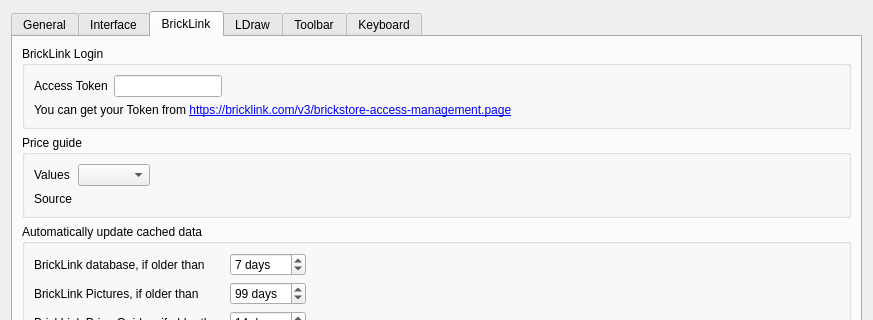
This is src/desktop/settingsdialog.ui in rgriebl/brickstore as Qt 5 draws it before an edit; both pictures show x 0 to 873 and y 0 to 320 of the 873 by 688 pixel window. The edited form follows.
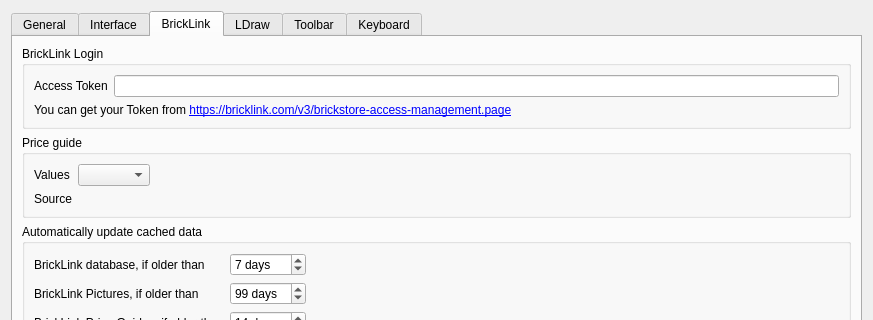
This is the edited form. Icons and pictures are not drawn.

Commit message: Make the token field read-only and validate its contents

```diff
--- a/src/desktop/settingsdialog.ui
+++ b/src/desktop/settingsdialog.ui
@@ -731,7 +731,7 @@
          </property>
          <layout class="QFormLayout" name="formLayout_9">
           <property name="fieldGrowthPolicy">
-           <enum>QFormLayout::FieldGrowthPolicy::FieldsStayAtSizeHint</enum>
+           <enum>QFormLayout::FieldGrowthPolicy::ExpandingFieldsGrow</enum>
           </property>
           <property name="formAlignment">
            <set>Qt::AlignmentFlag::AlignLeading|Qt::AlignmentFlag::AlignLeft|Qt::AlignmentFlag::AlignTop</set>
@@ -745,10 +745,16 @@
           </item>
           <item row="0" column="1">
            <widget class="QLineEdit" name="w_bl_accesstoken">
+            <property name="sizePolicy">
+             <sizepolicy hsizetype="Expanding" vsizetype="Fixed">
+              <horstretch>1</horstretch>
+              <verstretch>0</verstretch>
+             </sizepolicy>
+            </property>
             <property name="maxLength">
              <number>172</number>
             </property>
-            <property name="clearButtonEnabled">
+            <property name="readOnly">
              <bool>true</bool>
             </property>
            </widget>
```
Left out of the diff: 2 changed lines with no effect on the pictures. The commit also changes 1 other file.
